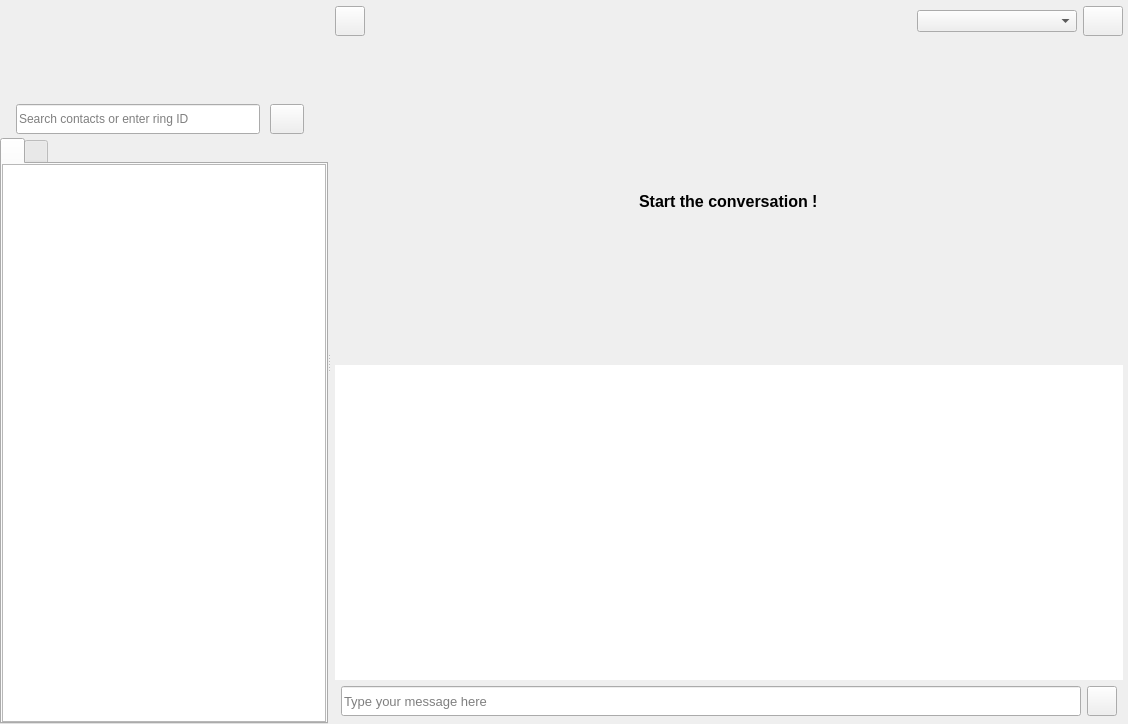
Old version of the form callwidget.ui in the repository savoirfairelinux/jami-client-windows.
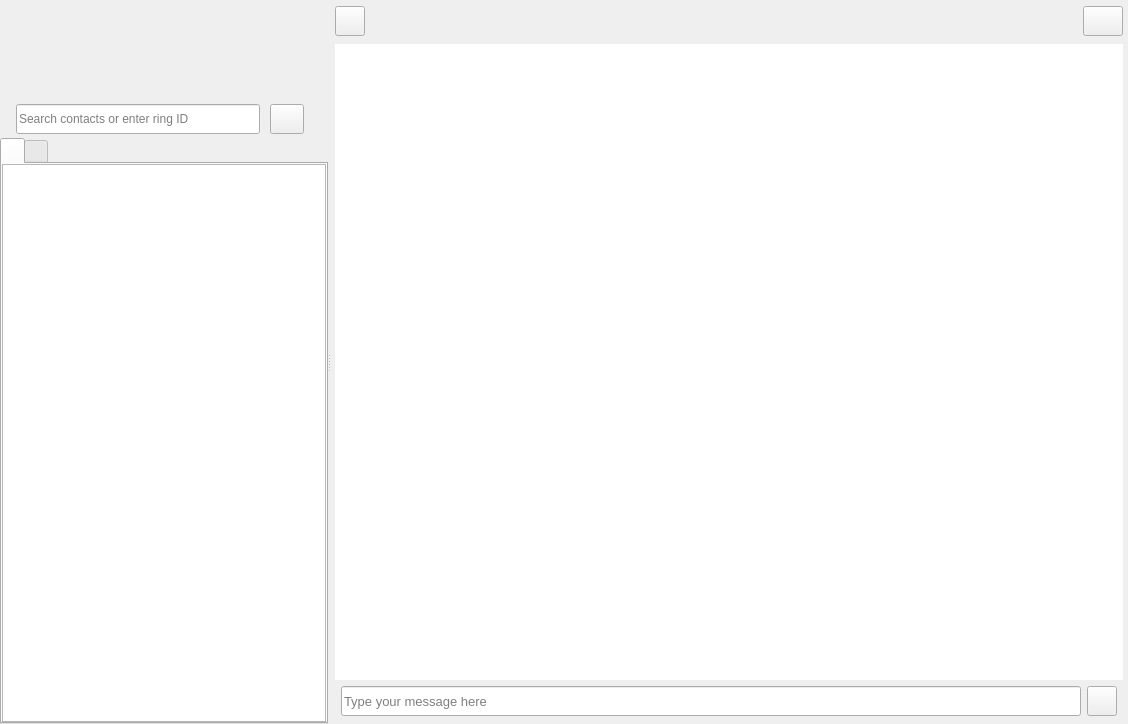
New version of the form. The open tabs and pages were chosen to show the change. Icons and pictures are not drawn. Custom widgets are drawn as their Qt base class.

Commit message: smartlist/chat view: implement new lrc api

What changed in the file:
```diff
--- a/callwidget.ui
+++ b/callwidget.ui
@@ -349,7 +349,7 @@
                   <number>0</number>
                  </property>
                  <item>
-                  <widget class="SmartList" name="smartList">
+                  <widget class="SmartListView" name="smartList">
                    <property name="minimumSize">
                     <size>
                      <width>324</width>
@@ -359,15 +359,6 @@
                    <property name="mouseTracking">
                     <bool>true</bool>
                    </property>
-                   <property name="indentation">
-                    <number>0</number>
-                   </property>
-                   <property name="headerHidden">
-                    <bool>true</bool>
-                   </property>
-                   <attribute name="headerMinimumSectionSize">
-                    <number>0</number>
-                   </attribute>
                   </widget>
                  </item>
                 </layout>
@@ -490,7 +481,7 @@
                <string/>
               </property>
               <property name="currentIndex">
-               <number>0</number>
+               <number>2</number>
               </property>
               <widget class="QWidget" name="welcomePage">
                <layout class="QVBoxLayout" name="verticalLayout_15">
@@ -1033,7 +1024,7 @@
                  <verstretch>0</verstretch>
                 </sizepolicy>
                </property>
-               <layout class="QVBoxLayout" name="verticalLayout_12" stretch="1,25,25,1">
+               <layout class="QVBoxLayout" name="verticalLayout_12" stretch="1,25,1">
                 <property name="leftMargin">
                  <number>5</number>
                 </property>
@@ -1177,19 +1168,6 @@
                     </property>
                    </spacer>
                   </item>
-                  <item>
-                   <widget class="QComboBox" name="contactMethodComboBox">
-                    <property name="minimumSize">
-                     <size>
-                      <width>160</width>
-                      <height>0</height>
-                     </size>
-                    </property>
-                    <property name="toolTip">
-                     <string>Peer contact method selector</string>
-                    </property>
-                   </widget>
-                  </item>
                   <item>
                    <widget class="QPushButton" name="sendContactRequestPageButton">
                     <property name="sizePolicy">
@@ -1221,23 +1199,6 @@
                   </item>
                  </layout>
                 </item>
-                <item alignment="Qt::AlignHCenter|Qt::AlignVCenter">
-                 <widget class="QLabel" name="noMessagesLabel">
-                  <property name="enabled">
-                   <bool>true</bool>
-                  </property>
-                  <property name="font">
-                   <font>
-                    <pointsize>12</pointsize>
-                    <weight>75</weight>
-                    <bold>true</bold>
-                   </font>
-                  </property>
-                  <property name="text">
-                   <string>Start the conversation !</string>
-                  </property>
-                 </widget>
-                </item>
                 <item>
                  <widget class="QListView" name="listMessageView">
                   <property name="sizePolicy">
@@ -1918,9 +1879,9 @@
    <header>idlabel.h</header>
   </customwidget>
   <customwidget>
-   <class>SmartList</class>
-   <extends>QTreeView</extends>
-   <header>smartlist.h</header>
+   <class>SmartListView</class>
+   <extends>QListView</extends>
+   <header>smartlistview.h</header>
   </customwidget>
   <customwidget>
    <class>SendContactRequestWidget</class>
```
The commit also changes 35 other files.
